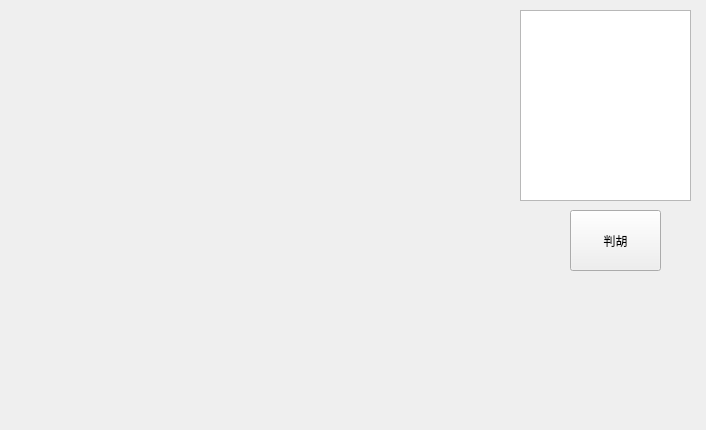
Above: qt/MahTest/mainwindow.ui from huangtao/qipai before the change. Below: the same form after it.
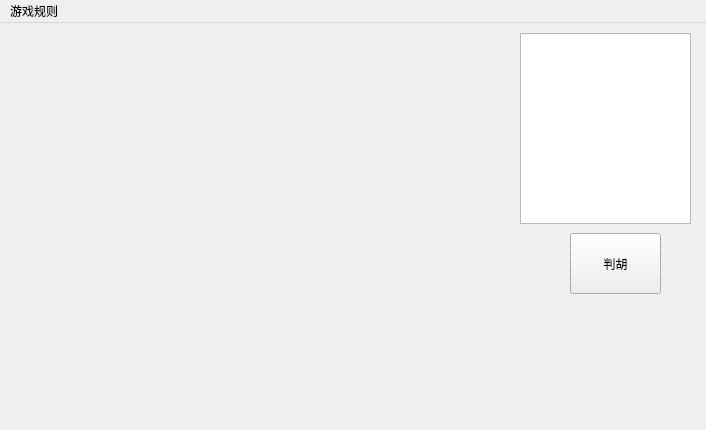
That is the form after the change.

Diff of the .ui file:
```diff
--- a/qt/MahTest/mainwindow.ui
+++ b/qt/MahTest/mainwindow.ui
@@ -47,6 +47,12 @@
      <height>25</height>
     </rect>
    </property>
+   <widget class="QMenu" name="menu">
+    <property name="title">
+     <string>游戏规则</string>
+    </property>
+   </widget>
+   <addaction name="menu"/>
   </widget>
  </widget>
  <layoutdefault spacing="6" margin="11"/>
```
